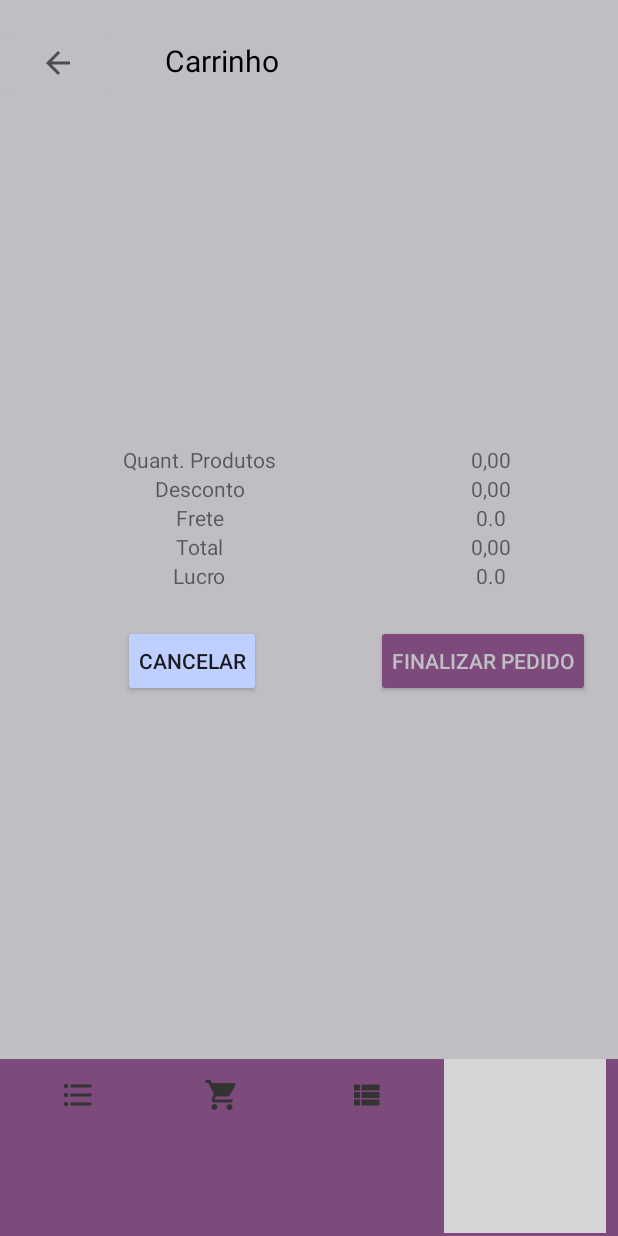
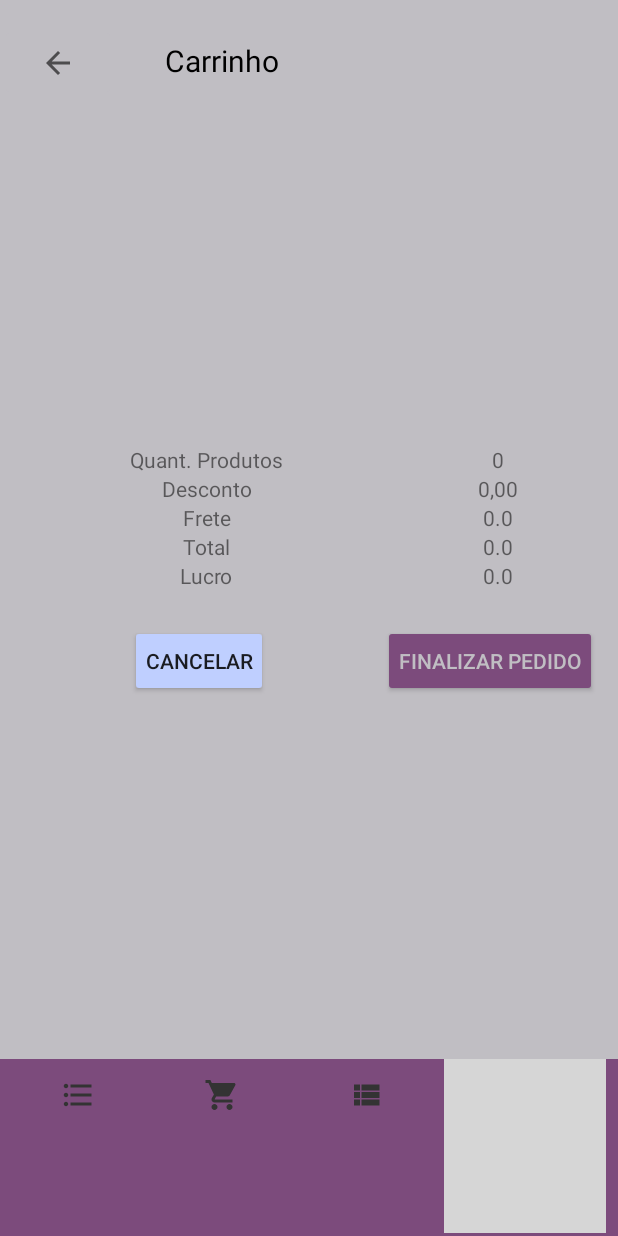
Before and after one commit to slimkaki/AppSultan, an Android app: the CarrinhoActivity screen opened directly, with no data from a screen before it, on a phone screen of 412 x 824 dp. Run offline under Robolectric (Android 15) with nearby library versions, the phone set to English and light mode, and no system bars; our stand-ins replace Firebase (no records; nobody signed in at launch, a user with empty details on screens opened directly); libraries missing offline, so code that uses them is left out: com.baoyz.swipemenulistview; grey boxes are pictures that could not be loaded.

Commit message:
round nos precos

```diff
--- a/app/src/main/java/br/edu/insper/al/rafaelama/appsultan/CarrinhoActivity.java
+++ b/app/src/main/java/br/edu/insper/al/rafaelama/appsultan/CarrinhoActivity.java
@@ -39,6 +39,7 @@ public class CarrinhoActivity extends AppCompatActivity {
     private int productCount;
     private double calcTotal;
     private double profitNumber;
+    private double freteCounter;
 
     @Override
     public void onCreate(Bundle savedInstanceState) {
@@ -57,8 +58,6 @@ public class CarrinhoActivity extends AppCompatActivity {
         totalText = findViewById(R.id.total_preco);
         profitText = findViewById(R.id.lucro_preco);
         fretePrice = findViewById(R.id.frete_preco);
-        //fabrica = findViewById(R.id.buttonFabrica);
-        //endereco = findViewById(R.id.buttonEndereco);
 
         FirebaseUser currentFirebaseUser = FirebaseAuth.getInstance().getCurrentUser();
         String uid = currentFirebaseUser.getUid();
@@ -97,12 +96,14 @@ public class CarrinhoActivity extends AppCompatActivity {
                     productsList.add(produto);
                     productCount += produto.getMinQuant();
                     calcTotal += produto.getMinQuant() * produto.getPrice();
-
-                    priceText.setText(String.valueOf(productCount) + ",00");
-                    totalText.setText(String.valueOf(calcTotal) + "0");
                 }
-                fretePrice.setText(String.valueOf(0.04 * calcTotal));
-                profitText.setText(String.valueOf(calcTotal * profitNumber / 100));
+                productCount = Math.round(productCount*100)/100;
+                calcTotal = Math.round(calcTotal*100.00)/100.00;
+                freteCounter = Math.round(0.04 * calcTotal*100.00)/100.00;
+                priceText.setText(String.valueOf(productCount));
+                totalText.setText(String.valueOf(calcTotal));
+                fretePrice.setText(String.valueOf(freteCounter));
+                profitText.setText(String.valueOf(calcTotal * profitNumber / 100.00));
 
 
                 CartInfoAdapter cartInfoAdapter = new CartInfoAdapter(CarrinhoActivity.this, productsList);
--- a/app/src/main/java/br/edu/insper/al/rafaelama/appsultan/CartInfoAdapter.java
+++ b/app/src/main/java/br/edu/insper/al/rafaelama/appsultan/CartInfoAdapter.java
@@ -46,6 +46,7 @@ public class CartInfoAdapter extends ArrayAdapter<Produto>{
         ImageView productImage = (ImageView) listView.findViewById(R.id.imageViewSultan);
         TextView productMinQuant = (TextView) listView.findViewById(R.id.textViewMinQuant);
         ImageButton buttonRemove = (ImageButton) listView.findViewById(R.id.buttonRemove);
+
 
         Produto produto = productsList.get(position);
         productName.setText(produto.getName());
```
